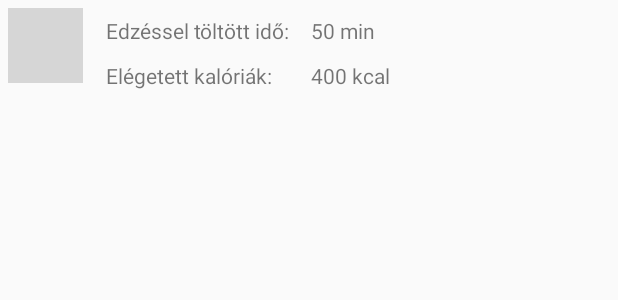
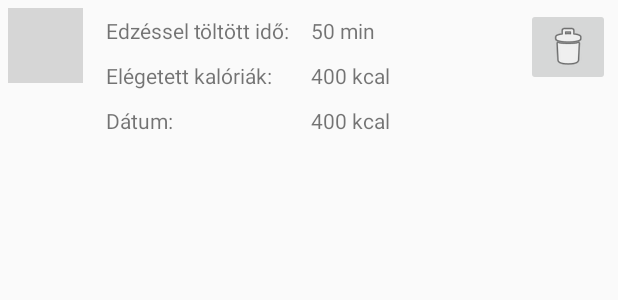
Before and after one commit to vikike9810/Onlab, an Android app: the layout today_training.xml on its own in the app's theme, with its tools: preview values and no code run, on a phone screen of 412 x 824 dp. Shown: the top 300 px of the screen. Run offline under Robolectric (Android 15) with nearby library versions, the phone set to English and light mode, and no system bars; grey boxes are pictures that could not be loaded.

Commit message:
training dates

```diff
--- a/app/src/main/java/com/onlab/gymapp/Dao/TrainingDatabase.kt
+++ b/app/src/main/java/com/onlab/gymapp/Dao/TrainingDatabase.kt
@@ -19,7 +19,7 @@ abstract class TrainingDatabase : RoomDatabase() {
 
             if (INSTANCE == null) {
                 INSTANCE = Room.databaseBuilder(context.applicationContext,
-                    TrainingDatabase::class.java, "training.db")
+                    TrainingDatabase::class.java, "training2.db")
                     .build()
             }
             return INSTANCE!!
--- a/app/src/main/java/com/onlab/gymapp/Training/Training.kt
+++ b/app/src/main/java/com/onlab/gymapp/Training/Training.kt
@@ -20,4 +20,7 @@ data class Training  (
     var duration_in_min:Int=0,
 
    @ColumnInfo(name = "kcal")
-    var kcal: Int =0): Serializable
+    var kcal: Int =0,
+
+    @ColumnInfo(name = "date")
+    var date: String): Serializable
--- a/app/src/main/java/com/onlab/gymapp/Training/TrainingAdapter.kt
+++ b/app/src/main/java/com/onlab/gymapp/Training/TrainingAdapter.kt
@@ -51,10 +51,14 @@ class TrainingAdapter(val items : ArrayList<Training>, val context: Context)
     override fun onBindViewHolder(p0: ViewHolder, p1: Int) {
         p0.rv_durability?.text = items.get(p1).duration_in_min.toString()
         p0.rv_kcal?.text = items.get(p1).kcal.toString()
+        p0.date.text=items.get(p1).date
         when(items.get(p1).type) {
             Training_Type.Kardio.toString()-> p0.rv_im?.setImageResource(R.drawable.run)
             Training_Type.Nyujtas.toString()-> p0.rv_im?.setImageResource(R.drawable.yoga)
             Training_Type.Sulyzos_edzes.toString()-> p0.rv_im?.setImageResource(R.drawable.body)
+        }
+        p0.btn.setOnClickListener {
+            deleteItem(p0.adapterPosition)
         }
     }
 }
@@ -64,4 +68,6 @@ class ViewHolder (view: View) : RecyclerView.ViewHolder(view) {
     val rv_durability = view.rv_dur
     val rv_kcal = view.rv_kcal
     val rv_im=view.training_im
+    val btn=view.btn_delete
+    val date=view.rv_date
 }
--- a/app/src/main/java/com/onlab/gymapp/Training/Training_Day.kt
+++ b/app/src/main/java/com/onlab/gymapp/Training/Training_Day.kt
@@ -4,10 +4,14 @@ class Training_Day {
     var list_Of_Trainings:ArrayList<Training>?=null
     var duration_sum:Int=0
     var kcal_sum:Int=0
+    var date:String=""
 
     fun add_Train(t:Training){
         if(list_Of_Trainings==null){
           list_Of_Trainings= ArrayList<Training>()
+        }
+        else if(list_Of_Trainings!!.isNotEmpty()){
+            date = list_Of_Trainings!!.get(0).date
         }
             list_Of_Trainings!!.add(t)
             duration_sum+=t.duration_in_min
--- a/app/src/main/res/layout/today_training.xml
+++ b/app/src/main/res/layout/today_training.xml
@@ -12,7 +12,7 @@
             android:layout_height="50dp" app:srcCompat="@drawable/com_facebook_tooltip_black_bottomnub"/>
 
     <LinearLayout
-            android:layout_width="match_parent"
+            android:layout_width="wrap_content"
             android:layout_height="wrap_content"
             android:layout_gravity="center_vertical"
             android:layout_marginStart="10dp"
@@ -47,6 +47,26 @@
                           android:text="400 kcal "/>
             </TableRow>
 
+            <TableRow>
+                <TextView android:layout_width="match_parent"
+                          android:layout_height="wrap_content"
+                          android:text="Dátum: "
+                          android:layout_margin="5dp"/>
+
+                <TextView android:layout_width="match_parent"
+                          android:layout_height="wrap_content"
+                          android:layout_margin="5dp"
+                          android:id="@+id/rv_date"
+                          android:text="400 kcal "/>
+            </TableRow>
+
         </TableLayout>
     </LinearLayout>
+    <LinearLayout android:layout_width="match_parent" android:layout_height="wrap_content" android:gravity="end">
+
+    <ImageButton android:id="@+id/btn_delete"
+                 android:layout_width="wrap_content"
+                 android:layout_height="wrap_content"
+                 android:src="@android:drawable/ic_menu_delete"/>
+    </LinearLayout>
 </LinearLayout>
--- a/build.gradle
+++ b/build.gradle
@@ -1,7 +1,7 @@
 // Top-level build file where you can add configuration options common to all sub-projects/modules.
 
 buildscript {
-    ext.kotlin_version = '1.3.20'
+    ext.kotlin_version = '1.3.21'
     repositories {
         google()
         jcenter()
@@ -9,7 +9,7 @@ buildscript {
     }
     dependencies {
         classpath 'com.google.gms:google-services:4.2.0'
-        classpath 'com.android.tools.build:gradle:3.3.2'
+        classpath 'com.android.tools.build:gradle:3.4.0'
         classpath "org.jetbrains.kotlin:kotlin-gradle-plugin:$kotlin_version"
 
         // NOTE: Do not place your application dependencies here; they belong
```
Also changed, not shown: app/src/main/java/com/onlab/gymapp/Training/AddFragment.kt (+16 -1 lines), app/src/main/java/com/onlab/gymapp/Training/TodayActivity.kt (+6 -6 lines), app/src/main/java/com/onlab/gymapp/Training/TrainingActivity.kt (+7 -7 lines), gradle/wrapper/gradle-wrapper.properties.
